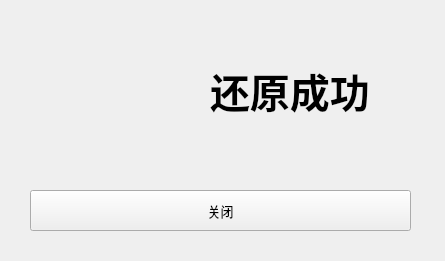
First picture: the form in restore.ui, repository 15dd/File-Header-Forger, before the edit.
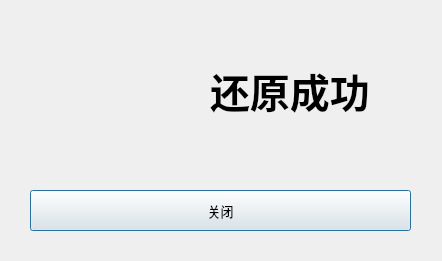
Second picture: the form after the edit. Icons and pictures are not drawn.

What changed in the file:
```diff
--- a/restore.ui
+++ b/restore.ui
@@ -1,13 +1,13 @@
 <?xml version="1.0" encoding="UTF-8"?>
 <ui version="4.0">
  <class>restore</class>
- <widget class="QWidget" name="restore">
+ <widget class="QDialog" name="restore">
   <property name="geometry">
    <rect>
     <x>0</x>
     <y>0</y>
-    <width>445</width>
-    <height>261</height> 
+    <width>442</width>
+    <height>261</height>
    </rect>
   </property>
   <property name="windowTitle">
```
Left out of the diff: 56 changed lines with no effect on the pictures.
